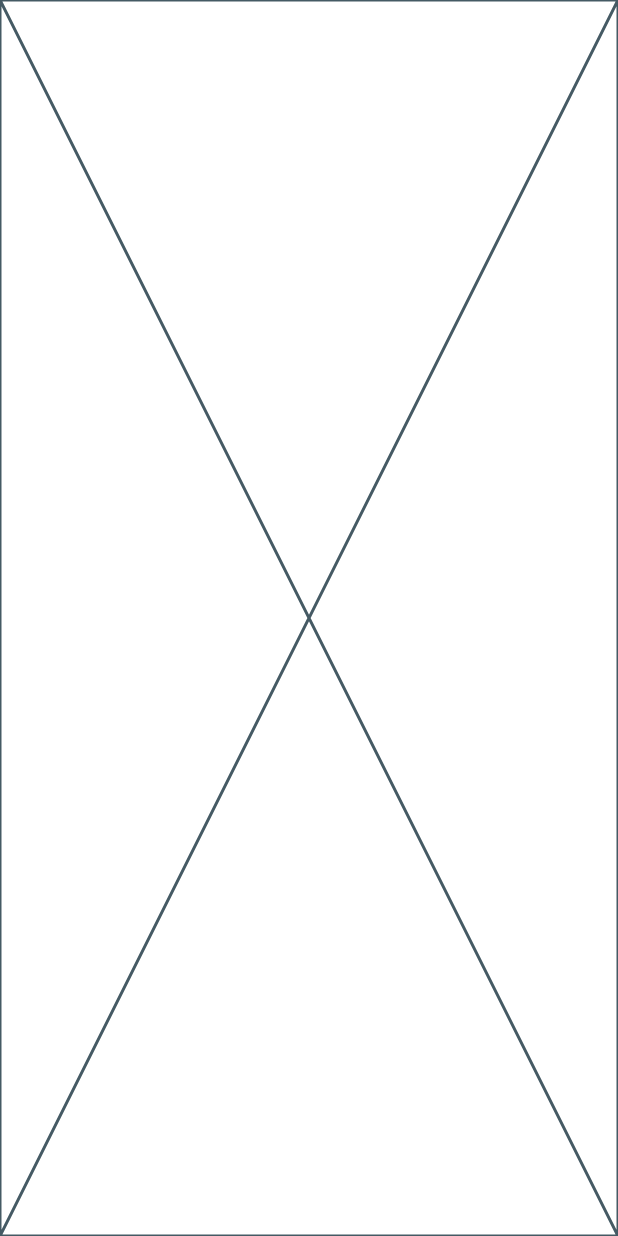
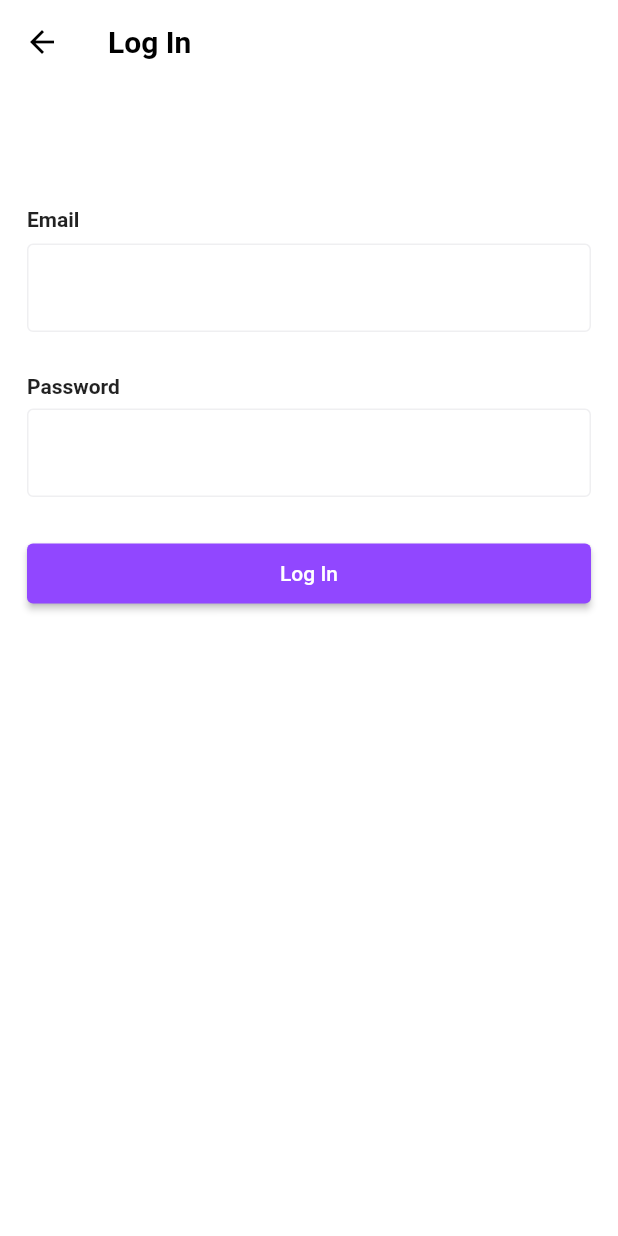
Before and after one commit to sahilt65/streaming_app, a Flutter app: the screen it shows after launch, after a tap on "Log in", on a phone screen of 412 x 824 dp. Run offline on Flutter 3.47's test engine with Material 2 defaults, Android fonts, the phone set to English and light mode, and no system bars.

```diff
--- a/lib/screens/login_screen.dart
+++ b/lib/screens/login_screen.dart
@@ -1,5 +1,6 @@
-import 'package:flutter/src/widgets/framework.dart';
-import 'package:flutter/src/widgets/placeholder.dart';
+import 'package:flutter/material.dart';
+import 'package:streaming_app/widgets/custom_button.dart';
+import 'package:streaming_app/widgets/custom_textfield.dart';
 
 class LoginScreen extends StatefulWidget {
   static const routeName = "/login";
@@ -10,8 +11,57 @@ class LoginScreen extends StatefulWidget {
 }
 
 class _LoginScreenState extends State<LoginScreen> {
+  final TextEditingController _emailController = TextEditingController();
+  final TextEditingController _passwordController = TextEditingController();
   @override
   Widget build(BuildContext context) {
-    return const Placeholder();
+    final size = MediaQuery.of(context).size;
+    return Scaffold(
+      appBar: AppBar(
+        title: const Text("Log In"),
+      ),
+      body: SingleChildScrollView(
+        child: Padding(
+          padding: const EdgeInsets.symmetric(horizontal: 18.0),
+          child: Column(
+            crossAxisAlignment: CrossAxisAlignment.start,
+            children: [
+              SizedBox(height: size.height * 0.1),
+              const Text(
+                'Email',
+                style: TextStyle(
+                  fontWeight: FontWeight.bold,
+                ),
+              ),
+              Padding(
+                padding: const EdgeInsets.symmetric(vertical: 8.0),
+                child: CustomTextField(
+                  controller: _emailController,
+                ),
+              ),
+              const SizedBox(
+                height: 20,
+              ),
+              const Text(
+                'Password',
+                style: TextStyle(
+                  fontWeight: FontWeight.bold,
+                ),
+              ),
+              Padding(
+                padding: const EdgeInsets.symmetric(vertical: 7.0),
+                child: CustomTextField(
+                  controller: _passwordController,
+                ),
+              ),
+              const SizedBox(
+                height: 20,
+              ),
+              CustomButton(onTap: () {}, text: 'Log In'),
+            ],
+          ),
+        ),
+      ),
+    );
   }
 }
--- a/lib/screens/signup_screen.dart
+++ b/lib/screens/signup_screen.dart
@@ -1,6 +1,4 @@
 import 'package:flutter/material.dart';
-import 'package:flutter/src/widgets/framework.dart';
-import 'package:flutter/src/widgets/placeholder.dart';
 import 'package:streaming_app/widgets/custom_button.dart';
 import 'package:streaming_app/widgets/custom_textfield.dart';
 
@@ -67,7 +65,7 @@ class _SignupScreenState extends State<SignupScreen> {
                 ),
               ),
               Padding(
-                padding: const EdgeInsets.symmetric(vertical: 8.0),
+                padding: const EdgeInsets.symmetric(vertical: 7.0),
                 child: CustomTextField(
                   controller: _passwordController,
                 ),
--- a/lib/widgets/custom_textfield.dart
+++ b/lib/widgets/custom_textfield.dart
@@ -26,7 +26,8 @@ class CustomTextField extends StatelessWidget {
           borderSide: BorderSide(
             color: secondaryBackgroundColor,
           ),
-          )),
+        ),
+      ),
     );
   }
 }
```
Lines whose indentation alone changed are shown as unchanged.
